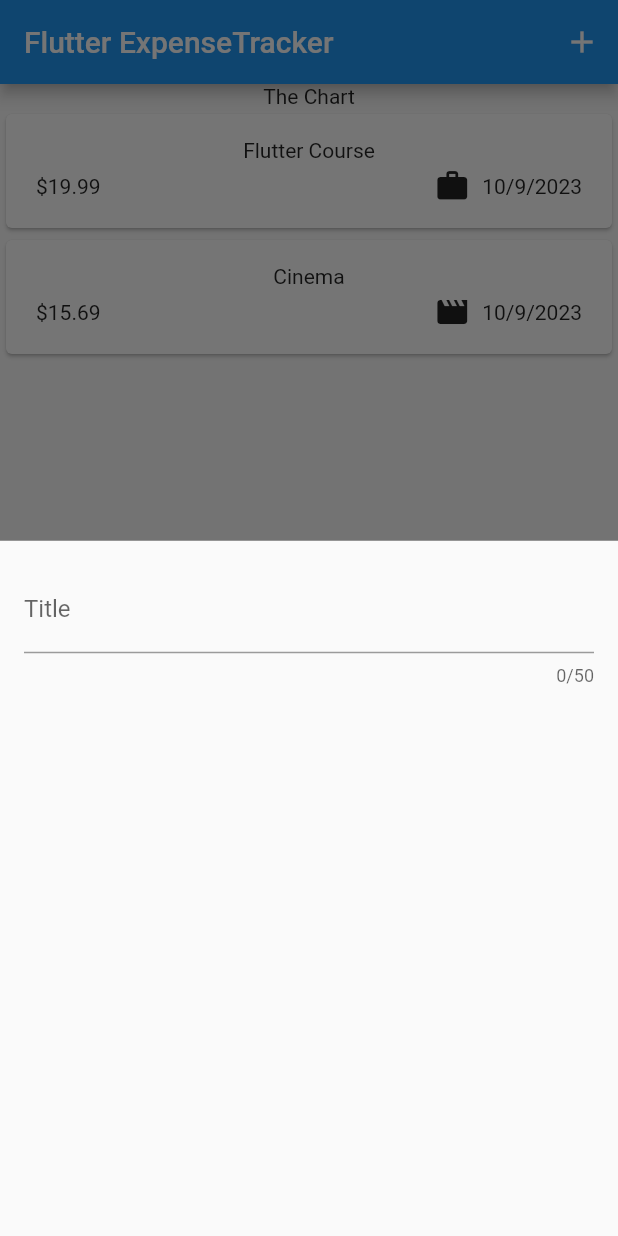
After one commit to decepticon02/expense_tracker, a Flutter app: the screen it shows after launch, after a tap on the "add" icon, on a phone screen of 412 x 824 dp. The commit adds this screen. Run offline on Flutter 3.47's test engine with Material 2 defaults, Android fonts, the phone set to English and light mode, and no system bars.

Commit message:
drugi deo

```diff
--- a/lib/widgets/expenses.dart
+++ b/lib/widgets/expenses.dart
@@ -1,4 +1,5 @@
 import 'package:expense_tracker/models/expense.dart';
+import 'package:expense_tracker/widgets/new_expense.dart';
 import 'package:flutter/material.dart';
 import 'package:expense_tracker/widgets/expenses_list/expenses_list.dart';
 class Expenses extends StatefulWidget{
@@ -27,9 +28,27 @@ class _ExpensesState extends State<Expenses>{
     ),
   ];
 
+  void _openAddExpenseOverlay(){
+    showModalBottomSheet(
+        context: context,
+        builder: (ctx)=> const NewExpense(),
+    );
+  }
+
+
   @override
   Widget build(BuildContext context) {
     return  Scaffold(
+      // appBar je ona traka na vrhu ekrana
+      appBar: AppBar(
+        title: const Text('Flutter ExpenseTracker'),
+        actions: [
+          IconButton(
+              onPressed: _openAddExpenseOverlay,
+              icon:  const Icon(Icons.add),
+          )
+        ],
+      ),
       body:Column(
         children:[
           const Text('The Chart'),
--- /dev/null
+++ b/lib/widgets/new_expense.dart
@@ -0,0 +1,31 @@
+import 'package:flutter/material.dart';
+
+class NewExpense extends StatefulWidget{
+  const NewExpense({super.key});
+
+  @override
+  State<NewExpense> createState() {
+    return _NewExpenseState();
+  }
+
+}
+class _NewExpenseState extends State<NewExpense>{
+  @override
+  Widget build(BuildContext context) {
+
+    return const Padding(
+        padding: EdgeInsets.all(16),
+      child: Column(
+        children: [
+          TextField(
+            maxLength: 50,
+           // keyboardType: TextInputType.text,
+            decoration: InputDecoration(
+              label: Text('Title'),
+            ),
+          ),
+        ],
+      ),
+    );
+  }
+}
```
